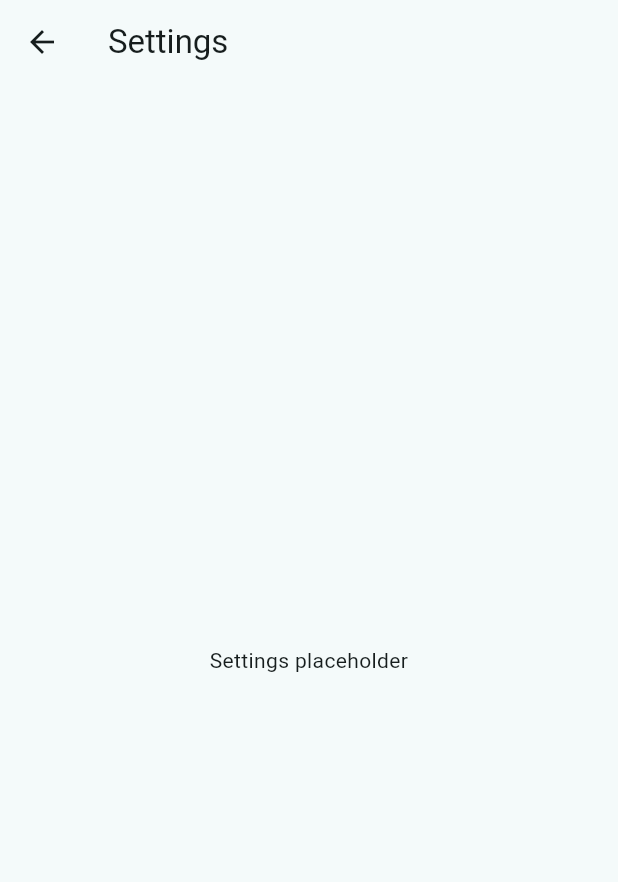
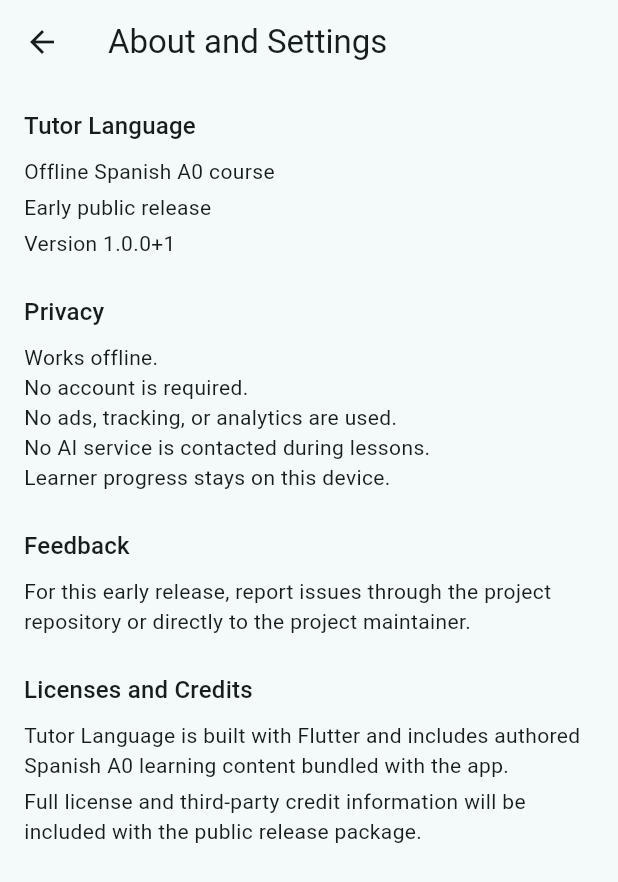
Before and after one commit to RuslanLit/Tutor_Language, a Flutter app: the SettingsScreen screen opened by its route, on a phone screen of 412 x 824 dp. Shown: the top 882 px of the screen. Run offline on Flutter 3.47's test engine with Material 3 defaults, Android fonts, the phone set to English and light mode, and no system bars; our stand-ins replace drift, drift_flutter, flutter_riverpod, go_router; accounts and stored records are empty; generated files the repository leaves out were written again.

Commit message:
Complete release UX readiness fixes

```diff
--- /dev/null
+++ b/app/lib/core/app/app_release_info.dart
@@ -0,0 +1,6 @@
+abstract final class AppReleaseInfo {
+  static const name = 'Tutor Language';
+  static const version = '1.0.0+1';
+  static const status = 'Early public release';
+  static const scope = 'Offline Spanish A0 course';
+}
--- a/app/lib/features/settings/settings_screen.dart
+++ b/app/lib/features/settings/settings_screen.dart
@@ -2,6 +2,7 @@
 import 'package:go_router/go_router.dart';
 
 import '../../app/router/app_router.dart';
+import '../../core/app/app_release_info.dart';
 
 class SettingsScreen extends StatelessWidget {
   const SettingsScreen({super.key});
@@ -10,19 +11,85 @@
   Widget build(BuildContext context) {
     return Scaffold(
       appBar: AppBar(
-        title: const Text('Settings'),
+        title: const Text('About and Settings'),
         leading: IconButton(
           tooltip: 'Back',
           icon: const Icon(Icons.arrow_back),
           onPressed: () => context.goNamed(HomeRoute.name),
         ),
       ),
-      body: const Center(
-        child: Padding(
-          padding: EdgeInsets.all(24),
-          child: Text('Settings placeholder', textAlign: TextAlign.center),
+      body: SafeArea(
+        child: ListView(
+          padding: const EdgeInsets.all(16),
+          children: const [
+            _SettingsSection(
+              title: AppReleaseInfo.name,
+              children: [
+                Text(AppReleaseInfo.scope),
+                SizedBox(height: 4),
+                Text(AppReleaseInfo.status),
+                SizedBox(height: 4),
+                Text('Version ${AppReleaseInfo.version}'),
+              ],
+            ),
+            _SettingsSection(
+              title: 'Privacy',
+              children: [
+                Text('Works offline.'),
+                Text('No account is required.'),
+                Text('No ads, tracking, or analytics are used.'),
+                Text('No AI service is contacted during lessons.'),
+                Text('Learner progress stays on this device.'),
+              ],
+            ),
+            _SettingsSection(
+              title: 'Feedback',
+              children: [
+                Text(
+                  'For this early release, report issues through the project '
+                  'repository or directly to the project maintainer.',
+                ),
+              ],
+            ),
+            _SettingsSection(
+              title: 'Licenses and Credits',
+              children: [
+                Text(
+                  'Tutor Language is built with Flutter and includes authored '
+                  'Spanish A0 learning content bundled with the app.',
+                ),
+                SizedBox(height: 4),
+                Text(
+                  'Full license and third-party credit information will be '
+                  'included with the public release package.',
+                ),
+              ],
+            ),
+          ],
         ),
       ),
     );
   }
 }
+
+class _SettingsSection extends StatelessWidget {
+  const _SettingsSection({required this.title, required this.children});
+
+  final String title;
+  final List<Widget> children;
+
+  @override
+  Widget build(BuildContext context) {
+    return Padding(
+      padding: const EdgeInsets.only(bottom: 24),
+      child: Column(
+        crossAxisAlignment: CrossAxisAlignment.start,
+        children: [
+          Text(title, style: Theme.of(context).textTheme.titleMedium),
+          const SizedBox(height: 8),
+          ...children,
+        ],
+      ),
+    );
+  }
+}
```
Also changed, not shown: app/lib/features/activity_engine/activity_widgets.dart (+21 -7 lines), app/lib/features/lesson_player/lesson_player_screen.dart (+75 -27 lines), 3 other files.
